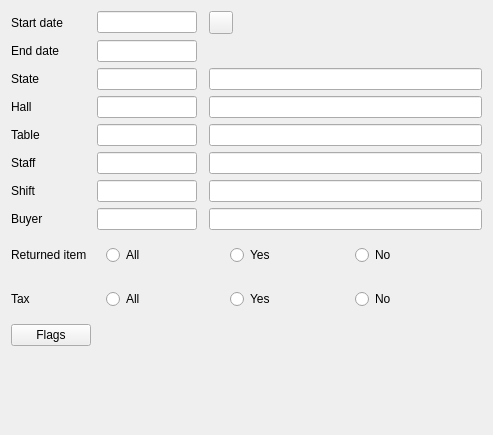
Before: the Qt Designer form Reports/cr5commonsalesfilter.ui in End1-1/Cafe5, drawn with Qt 5.
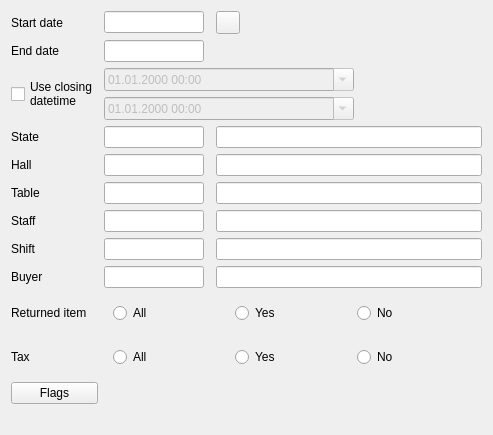
After: the same form once the commit is applied. Icons and pictures are not drawn. Custom widgets are drawn as their Qt base class.

Patch:
```diff
--- a/Reports/cr5commonsalesfilter.ui
+++ b/Reports/cr5commonsalesfilter.ui
@@ -14,18 +14,55 @@
    <string>Form</string>
   </property>
   <layout class="QGridLayout" name="gridLayout">
-   <item row="6" column="3">
-    <widget class="C5LineEditWithSelector" name="leShiftName">
-     <property name="focusPolicy">
-      <enum>Qt::NoFocus</enum>
+   <item row="6" column="0">
+    <widget class="QLabel" name="label_5">
+     <property name="text">
+      <string>Table</string>
      </property>
-     <property name="readOnly">
-      <bool>true</bool>
+    </widget>
+   </item>
+   <item row="4" column="0">
+    <widget class="QLabel" name="label_3">
+     <property name="text">
+      <string>State</string>
      </property>
     </widget>
    </item>
-   <item row="7" column="1">
-    <widget class="C5LineEditWithSelector" name="leBuyer">
+   <item row="11" column="1" colspan="3">
+    <widget class="QWidget" name="widget_2" native="true">
+     <property name="minimumSize">
+      <size>
+       <width>0</width>
+       <height>0</height>
+      </size>
+     </property>
+     <layout class="QHBoxLayout" name="horizontalLayout_2">
+      <item>
+       <widget class="QRadioButton" name="rbTaxAll">
+        <property name="text">
+         <string>All</string>
+        </property>
+       </widget>
+      </item>
+      <item>
+       <widget class="QRadioButton" name="rbTaxYes">
+        <property name="text">
+         <string>Yes</string>
+        </property>
+       </widget>
+      </item>
+      <item>
+       <widget class="QRadioButton" name="rbTaxNo">
+        <property name="text">
+         <string>No</string>
+        </property>
+       </widget>
+      </item>
+     </layout>
+    </widget>
+   </item>
+   <item row="0" column="1">
+    <widget class="C5DateEdit" name="deStart">
      <property name="maximumSize">
       <size>
        <width>100</width>
@@ -37,37 +74,51 @@
      </property>
     </widget>
    </item>
-   <item row="10" column="0">
+   <item row="0" column="0">
+    <widget class="QLabel" name="label">
+     <property name="text">
+      <string>Start date</string>
+     </property>
+    </widget>
+   </item>
+   <item row="12" column="0">
     <widget class="QPushButton" name="btnFlags">
      <property name="text">
       <string>Flags</string>
      </property>
     </widget>
    </item>
-   <item row="7" column="3">
-    <widget class="C5LineEditWithSelector" name="leBuyerName">
-     <property name="focusPolicy">
-      <enum>Qt::NoFocus</enum>
-     </property>
-     <property name="readOnly">
-      <bool>true</bool>
-     </property>
-    </widget>
-   </item>
-   <item row="6" column="0">
-    <widget class="QLabel" name="label_7">
-     <property name="text">
-      <string>Shift</string>
-     </property>
-    </widget>
-   </item>
-   <item row="5" column="0">
+   <item row="7" column="0">
     <widget class="QLabel" name="label_6">
      <property name="text">
       <string>Staff</string>
      </property>
     </widget>
    </item>
+   <item row="8" column="0">
+    <widget class="QLabel" name="label_7">
+     <property name="text">
+      <string>Shift</string>
+     </property>
+    </widget>
+   </item>
+   <item row="5" column="3">
+    <widget class="C5LineEditWithSelector" name="leHallName">
+     <property name="focusPolicy">
+      <enum>Qt::NoFocus</enum>
+     </property>
+     <property name="readOnly">
+      <bool>true</bool>
+     </property>
+    </widget>
+   </item>
+   <item row="9" column="0">
+    <widget class="QLabel" name="label_9">
+     <property name="text">
+      <string>Buyer</string>
+     </property>
+    </widget>
+   </item>
    <item row="0" column="3">
     <widget class="QToolButton" name="toolButton">
      <property name="text">
@@ -82,26 +133,56 @@
      </property>
     </widget>
    </item>
-   <item row="4" column="1">
-    <widget class="C5LineEditWithSelector" name="leTable">
-     <property name="maximumSize">
-      <size>
-       <width>100</width>
-       <height>16777215</height>
-      </size>
-     </property>
-     <property name="FilterName" stdset="0">
-      <string>table</string>
-     </property>
-    </widget>
-   </item>
-   <item row="8" column="0">
+   <item row="10" column="0">
     <widget class="QLabel" name="label_8">
      <property name="text">
       <string>Returned item</string>
      </property>
     </widget>
    </item>
+   <item row="9" column="1">
+    <widget class="C5LineEditWithSelector" name="leBuyer">
+     <property name="maximumSize">
+      <size>
+       <width>100</width>
+       <height>16777215</height>
+      </size>
+     </property>
+     <property name="FilterName" stdset="0">
+      <string>buyer</string>
+     </property>
+    </widget>
+   </item>
+   <item row="11" column="0">
+    <widget class="QLabel" name="label_10">
+     <property name="text">
+      <string>Tax</string>
+     </property>
+    </widget>
+   </item>
+   <item row="7" column="1">
+    <widget class="C5LineEditWithSelector" name="leStaff">
+     <property name="maximumSize">
+      <size>
+       <width>100</width>
+       <height>16777215</height>
+      </size>
+     </property>
+     <property name="FilterName" stdset="0">
+      <string>staff</string>
+     </property>
+    </widget>
+   </item>
+   <item row="9" column="3">
+    <widget class="C5LineEditWithSelector" name="leBuyerName">
+     <property name="focusPolicy">
+      <enum>Qt::NoFocus</enum>
+     </property>
+     <property name="readOnly">
+      <bool>true</bool>
+     </property>
+    </widget>
+   </item>
    <item row="1" column="3">
     <spacer name="horizontalSpacer">
      <property name="orientation">
@@ -115,6 +196,23 @@
      </property>
     </spacer>
    </item>
+   <item row="1" column="0">
+    <widget class="QLabel" name="label_2">
+     <property name="text">
+      <string>End date</string>
+     </property>
+    </widget>
+   </item>
+   <item row="4" column="3">
+    <widget class="C5LineEditWithSelector" name="leStateName">
+     <property name="focusPolicy">
+      <enum>Qt::NoFocus</enum>
+     </property>
+     <property name="readOnly">
+      <bool>true</bool>
+     </property>
+    </widget>
+   </item>
    <item row="1" column="1">
     <widget class="C5DateEdit" name="deEnd">
      <property name="maximumSize">
@@ -128,7 +226,20 @@
      </property>
     </widget>
    </item>
-   <item row="8" column="1" colspan="3">
+   <item row="4" column="1">
+    <widget class="C5LineEditWithSelector" name="leState">
+     <property name="maximumSize">
+      <size>
+       <width>100</width>
+       <height>16777215</height>
+      </size>
+     </property>
+     <property name="FilterName" stdset="0">
+      <string>State</string>
+     </property>
+    </widget>
+   </item>
+   <item row="10" column="1" colspan="3">
     <widget class="QWidget" name="widget" native="true">
      <property name="minimumSize">
       <size>
@@ -161,81 +272,37 @@
      </layout>
     </widget>
    </item>
-   <item row="0" column="0">
-    <widget class="QLabel" name="label">
-     <property name="text">
-      <string>Start date</string>
-     </property>
-    </widget>
-   </item>
-   <item row="2" column="3">
-    <widget class="C5LineEditWithSelector" name="leStateName">
-     <property name="focusPolicy">
-      <enum>Qt::NoFocus</enum>
-     </property>
-     <property name="readOnly">
-      <bool>true</bool>
-     </property>
-    </widget>
-   </item>
-   <item row="4" column="3">
-    <widget class="C5LineEditWithSelector" name="leTableName">
-     <property name="focusPolicy">
-      <enum>Qt::NoFocus</enum>
-     </property>
-     <property name="readOnly">
-      <bool>true</bool>
-     </property>
-    </widget>
-   </item>
-   <item row="0" column="1">
-    <widget class="C5DateEdit" name="deStart">
-     <property name="maximumSize">
-      <size>
-       <width>100</width>
-       <height>16777215</height>
-      </size>
-     </property>
-     <property name="FilterName" stdset="0">
-      <string>date1</string>
-     </property>
-    </widget>
-   </item>
-   <item row="3" column="0">
+   <item row="5" column="0">
     <widget class="QLabel" name="label_4">
      <property name="text">
       <string>Hall</string>
      </property>
     </widget>
    </item>
-   <item row="1" column="0">
-    <widget class="QLabel" name="label_2">
-     <property name="text">
-      <string>End date</string>
-     </property>
-    </widget>
-   </item>
-   <item row="2" column="1">
-    <widget class="C5LineEditWithSelector" name="leState">
-     <property name="maximumSize">
-      <size>
-       <width>100</width>
-       <height>16777215</height>
-      </size>
-     </property>
-     <property name="FilterName" stdset="0">
-      <string>State</string>
-     </property>
-    </widget>
-   </item>
-   <item row="7" column="0">
-    <widget class="QLabel" name="label_9">
-     <property name="text">
-      <string>Buyer</string>
-     </property>
-    </widget>
-   </item>
    <item row="6" column="1">
+    <widget class="C5LineEditWithSelector" name="leTable">
+     <property name="maximumSize">
+      <size>
+       <width>100</width>
+       <height>16777215</height>
+      </size>
+     </property>
+     <property name="FilterName" stdset="0">
+      <string>table</string>
+     </property>
+    </widget>
+   </item>
+   <item row="8" column="3">
+    <widget class="C5LineEditWithSelector" name="leShiftName">
+     <property name="focusPolicy">
+      <enum>Qt::NoFocus</enum>
+     </property>
+     <property name="readOnly">
+      <bool>true</bool>
+     </property>
+    </widget>
+   </item>
+   <item row="8" column="1">
     <widget class="C5LineEditWithSelector" name="leShift">
      <property name="maximumSize">
       <size>
@@ -248,7 +315,7 @@
      </property>
     </widget>
    </item>
-   <item row="3" column="1">
+   <item row="5" column="1">
     <widget class="C5LineEditWithSelector" name="leHall">
      <property name="maximumSize">
       <size>
@@ -261,54 +328,7 @@
      </property>
     </widget>
    </item>
-   <item row="5" column="3">
-    <widget class="C5LineEditWithSelector" name="leStaffName">
-     <property name="focusPolicy">
-      <enum>Qt::NoFocus</enum>
-     </property>
-     <property name="readOnly">
-      <bool>true</bool>
-     </property>
-    </widget>
-   </item>
-   <item row="3" column="3">
-    <widget class="C5LineEditWithSelector" name="leHallName">
-     <property name="focusPolicy">
-      <enum>Qt::NoFocus</enum>
-     </property>
-     <property name="readOnly">
-      <bool>true</bool>
-     </property>
-    </widget>
-   </item>
-   <item row="4" column="0">
-    <widget class="QLabel" name="label_5">
-     <property name="text">
-      <string>Table</string>
-     </property>
-    </widget>
-   </item>
-   <item row="2" column="0">
-    <widget class="QLabel" name="label_3">
-     <property name="text">
-      <string>State</string>
-     </property>
-    </widget>
-   </item>
-   <item row="5" column="1">
-    <widget class="C5LineEditWithSelector" name="leStaff">
-     <property name="maximumSize">
-      <size>
-       <width>100</width>
-       <height>16777215</height>
-      </size>
-     </property>
-     <property name="FilterName" stdset="0">
-      <string>staff</string>
-     </property>
-    </widget>
-   </item>
-   <item row="11" column="0">
+   <item row="13" column="0">
     <spacer name="verticalSpacer">
      <property name="orientation">
       <enum>Qt::Vertical</enum>
@@ -321,59 +341,88 @@
      </property>
     </spacer>
    </item>
-   <item row="9" column="0">
-    <widget class="QLabel" name="label_10">
+   <item row="7" column="3">
+    <widget class="C5LineEditWithSelector" name="leStaffName">
+     <property name="focusPolicy">
+      <enum>Qt::NoFocus</enum>
+     </property>
+     <property name="readOnly">
+      <bool>true</bool>
+     </property>
+    </widget>
+   </item>
+   <item row="6" column="3">
+    <widget class="C5LineEditWithSelector" name="leTableName">
+     <property name="focusPolicy">
+      <enum>Qt::NoFocus</enum>
+     </property>
+     <property name="readOnly">
+      <bool>true</bool>
+     </property>
+    </widget>
+   </item>
+   <item row="3" column="1" colspan="3">
+    <widget class="QDateTimeEdit" name="dt2">
+     <property name="enabled">
+      <bool>false</bool>
+     </property>
+     <property name="maximumSize">
+      <size>
+       <width>250</width>
+       <height>16777215</height>
+      </size>
+     </property>
+     <property name="displayFormat">
+      <string>dd.MM.yyyy HH:mm</string>
+     </property>
+     <property name="calendarPopup">
+      <bool>true</bool>
+     </property>
+    </widget>
+   </item>
+   <item row="2" column="1" colspan="3">
+    <widget class="QDateTimeEdit" name="dt1">
+     <property name="enabled">
+      <bool>false</bool>
+     </property>
+     <property name="maximumSize">
+      <size>
+       <width>250</width>
+       <height>16777215</height>
+      </size>
+     </property>
+     <property name="displayFormat">
+      <string>dd.MM.yyyy HH:mm</string>
+     </property>
+     <property name="calendarPopup">
+      <bool>true</bool>
+     </property>
+    </widget>
+   </item>
+   <item row="2" column="0" rowspan="2">
+    <widget class="QCheckBox" name="chUseClosingDateTime">
+     <property name="focusPolicy">
+      <enum>Qt::NoFocus</enum>
+     </property>
      <property name="text">
-      <string>Tax</string>
+      <string>Use closing
+datetime</string>
      </property>
     </widget>
    </item>
-   <item row="9" column="1" colspan="3">
-    <widget class="QWidget" name="widget_2" native="true">
-     <property name="minimumSize">
-      <size>
-       <width>0</width>
-       <height>0</height>
-      </size>
-     </property>
-     <layout class="QHBoxLayout" name="horizontalLayout_2">
-      <item>
-       <widget class="QRadioButton" name="rbTaxAll">
-        <property name="text">
-         <string>All</string>
-        </property>
-       </widget>
-      </item>
-      <item>
-       <widget class="QRadioButton" name="rbTaxYes">
-        <property name="text">
-         <string>Yes</string>
-        </property>
-       </widget>
-      </item>
-      <item>
-       <widget class="QRadioButton" name="rbTaxNo">
-        <property name="text">
-         <string>No</string>
-        </property>
-       </widget>
-      </item>
-     </layout>
-    </widget>
-   </item>
   </layout>
  </widget>
  <customwidgets>
-  <customwidget>
-   <class>C5LineEditWithSelector</class>
-   <extends>QLineEdit</extends>
-   <header location="global">c5lineeditwithselector.h</header>
-  </customwidget>
   <customwidget>
    <class>C5DateEdit</class>
    <extends>QLineEdit</extends>
    <header location="global">c5dateedit.h</header>
   </customwidget>
+  <customwidget>
+   <class>C5LineEditWithSelector</class>
+   <extends>QLineEdit</extends>
+   <header location="global">c5lineeditwithselector.h</header>
+  </customwidget>
  </customwidgets>
  <tabstops>
   <tabstop>deStart</tabstop>
```
Left out of the diff: 19 changed lines with no effect on the pictures.
